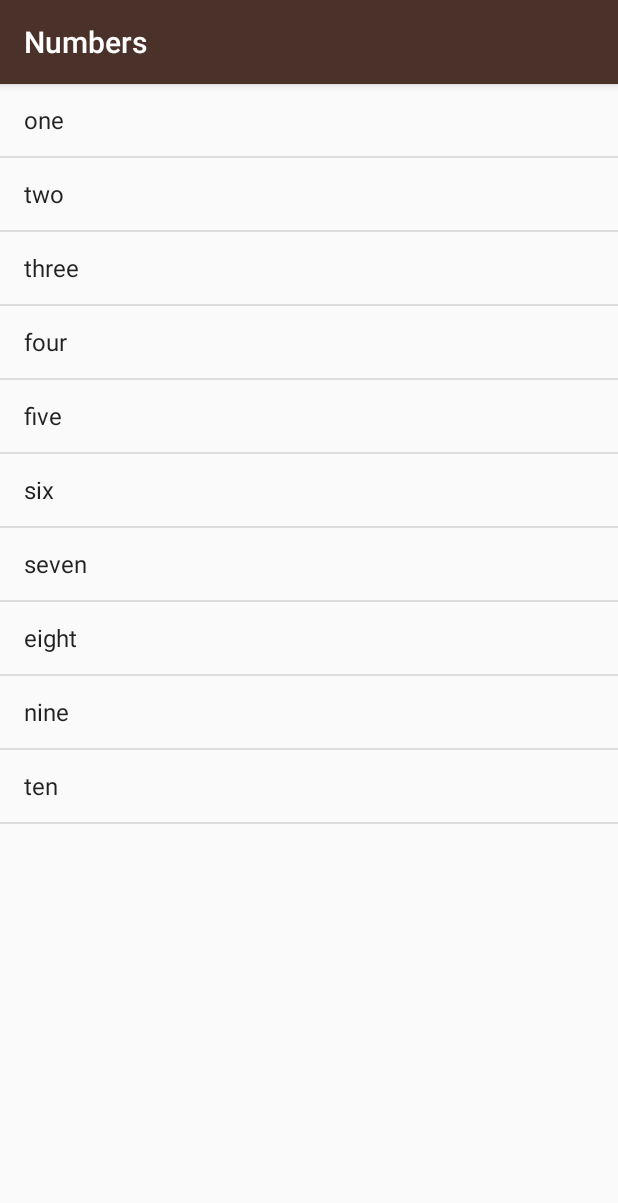
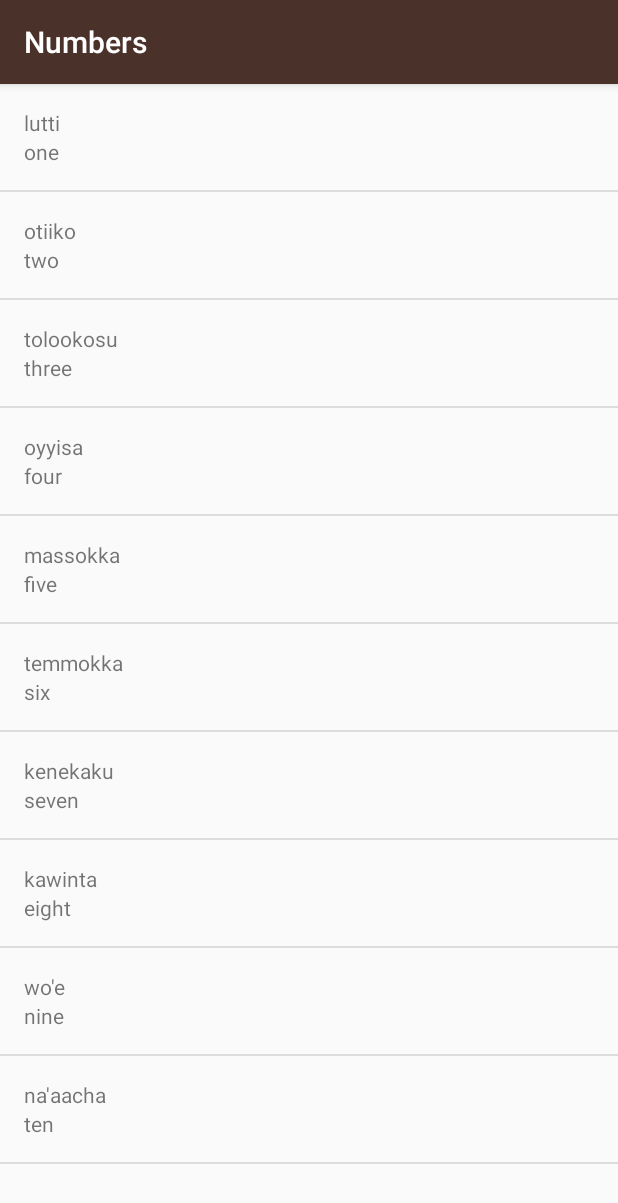
Before and after one commit to zhumo/Miwok, an Android app: the NumbersActivity screen opened directly, with no data from a screen before it, on a phone screen of 412 x 824 dp. Shown: the top 1203 px of the screen. Run offline under Robolectric (Android 15) with nearby library versions, the phone set to English and light mode, and no system bars.

Commit message:
adapter for words

```diff
--- a/app/src/main/java/com/example/android/miwok/NumbersActivity.java
+++ b/app/src/main/java/com/example/android/miwok/NumbersActivity.java
@@ -17,27 +17,20 @@ public class NumbersActivity extends AppCompatActivity {
         super.onCreate(savedInstanceState);
         setContentView(R.layout.activity_numbers);
 
-        ArrayList<String> numbers = new ArrayList<String>();
-        numbers.add("one");
-        numbers.add("two");
-        numbers.add("three");
-        numbers.add("four");
-        numbers.add("five");
-        numbers.add("six");
-        numbers.add("seven");
-        numbers.add("eight");
-        numbers.add("nine");
-        numbers.add("ten");
+        ArrayList<Word> numbers = new ArrayList<Word>();
+        numbers.add(new Word("lutti", "one"));
+        numbers.add(new Word("otiiko", "two"));
+        numbers.add(new Word("tolookosu", "three"));
+        numbers.add(new Word("oyyisa", "four"));
+        numbers.add(new Word("massokka", "five"));
+        numbers.add(new Word("temmokka", "six"));
+        numbers.add(new Word("kenekaku", "seven"));
+        numbers.add(new Word("kawinta", "eight"));
+        numbers.add(new Word("wo'e", "nine"));
+        numbers.add(new Word("na'aacha", "ten"));
 
-        ArrayAdapter<String> numbersAdapter = new ArrayAdapter<String>(this, android.R.layout.simple_list_item_1, numbers);
+        WordAdapter numbersAdapter = new WordAdapter(this, numbers);
         ListView numbersList = (ListView) findViewById(R.id.numbers_list);
         numbersList.setAdapter(numbersAdapter);
-
-//        LinearLayout numbersList = (LinearLayout) findViewById(R.id.numbers_list);
-//        for (String number : numbers) {
-//            TextView numberView = new TextView(this);
-//            numberView.setText(number);
-//            numbersList.addView(numberView);
-//        }
     }
 }
--- /dev/null
+++ b/app/src/main/java/com/example/android/miwok/Word.java
@@ -0,0 +1,18 @@
+package com.example.android.miwok;
+
+/**
+ * Created by coding on 7/10/17.
+ */
+
+public class Word {
+    private String _miwokWord;
+    private String _defaultTranslation;
+
+    public Word(String miwokWord, String defaultTranslation) {
+        _miwokWord = miwokWord;
+        _defaultTranslation = defaultTranslation;
+    }
+
+    public String getMiwokWord() { return _miwokWord; }
+    public String getDefaultTranslation() { return _defaultTranslation; }
+}
--- /dev/null
+++ b/app/src/main/java/com/example/android/miwok/WordAdapter.java
@@ -0,0 +1,47 @@
+package com.example.android.miwok;
+
+import android.app.Activity;
+import android.content.Context;
+import android.support.annotation.NonNull;
+import android.support.annotation.Nullable;
+import android.view.LayoutInflater;
+import android.view.View;
+import android.view.ViewGroup;
+import android.widget.ArrayAdapter;
+import android.widget.TextView;
+
+import org.w3c.dom.Text;
+
+import java.util.ArrayList;
+
+/**
+ * Created by coding on 7/10/17.
+ */
+
+public class WordAdapter extends ArrayAdapter<Word> {
+    ArrayList<Word> numbers;
+
+    public WordAdapter(Context context, ArrayList<Word> numbers) {
+        super(context, 0, numbers);
+    }
+
+    @Override
+    public View getView(int position, @Nullable View convertView, @NonNull ViewGroup parent) {
+        View translationView = convertView;
+        if (translationView == null) {
+            translationView = LayoutInflater.from(getContext()).inflate(
+                    R.layout.translation_layout, parent, false
+            );
+        }
+
+        Word currentWord = getItem(position);
+
+        TextView miwokTextView = (TextView) translationView.findViewById(R.id.miwok_word);
+        miwokTextView.setText(currentWord.getMiwokWord());
+
+        TextView defaultTextView = (TextView) translationView.findViewById(R.id.default_word);
+        defaultTextView.setText(currentWord.getDefaultTranslation());
+
+        return translationView;
+    }
+}
--- /dev/null
+++ b/app/src/main/res/layout/translation_layout.xml
@@ -0,0 +1,21 @@
+<?xml version="1.0" encoding="utf-8"?>
+<LinearLayout
+    xmlns:android="http://schemas.android.com/apk/res/android"
+    xmlns:tools="http://schemas.android.com/tools"
+    android:layout_width="match_parent"
+    android:layout_height="match_parent"
+    android:orientation="vertical"
+    android:padding="16dp">
+
+    <TextView
+        android:id="@+id/miwok_word"
+        android:layout_width="wrap_content"
+        android:layout_height="wrap_content"
+        tools:text="Miwok word"/>
+    <TextView
+        android:id="@+id/default_word"
+        android:layout_width="wrap_content"
+        android:layout_height="wrap_content"
+        tools:text="Default word"/>
+
+</LinearLayout>
```
